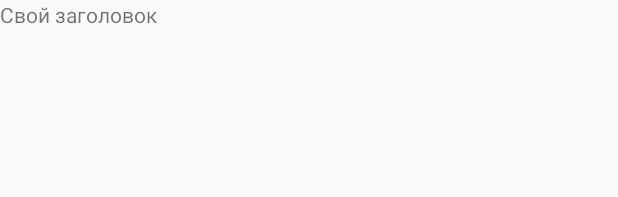
After one commit to YktTolyamba/diplom, an Android app: the layout tab_header.xml on its own in the app's theme, with its tools: preview values and no code run, on a phone screen of 412 x 824 dp. The commit adds this screen. Shown: the top 197 px of the screen. Run offline under Robolectric (Android 15) with nearby library versions, the phone set to English and light mode, and no system bars; network calls fail.

Commit message:
вкладки

```diff
--- a/Metanit/app/src/main/java/com/example/anisi/metanit/Activity/MainActivity.java
+++ b/Metanit/app/src/main/java/com/example/anisi/metanit/Activity/MainActivity.java
@@ -8,6 +8,8 @@ import android.view.View;
 import android.widget.AdapterView;
 import android.widget.ArrayAdapter;
 import android.widget.ListView;
+import android.widget.TabHost;
+import android.widget.Toast;
 
 import com.example.anisi.metanit.Course;
 import com.example.anisi.metanit.CourseTopic;
--- /dev/null
+++ b/Metanit/app/src/main/res/drawable/tab_icon_selector.xml
@@ -0,0 +1,5 @@
+<?xml version="1.0" encoding="utf-8"?>
+<selector xmlns:android="http://schemas.android.com/apk/res/android">
+    <item android:drawable="@android:drawable/star_on" android:state_selected="true"></item>
+    <item android:drawable="@android:drawable/star_off"></item>
+</selector>
--- /dev/null
+++ b/Metanit/app/src/main/res/layout/tab_header.xml
@@ -0,0 +1,12 @@
+<?xml version="1.0" encoding="utf-8"?>
+<LinearLayout
+    xmlns:android="http://schemas.android.com/apk/res/android"
+    android:layout_width="match_parent"
+    android:layout_height="match_parent"
+    android:orientation="vertical">
+    <TextView
+        android:layout_width="wrap_content"
+        android:layout_height="wrap_content"
+        android:text="@string/text_tab_header">
+    </TextView>
+</LinearLayout>
--- a/Metanit/app/src/main/res/values/strings.xml
+++ b/Metanit/app/src/main/res/values/strings.xml
@@ -1,3 +1,4 @@
 <resources>
     <string name="app_name">Диплом</string>
+    <string name="text_tab_header">Свой заголовок</string>
 </resources>
```
Also changed, not shown: Metanit/app/src/main/java/com/example/anisi/metanit/Activity/CourseTopicsActivity.java (+38 -0 lines), Metanit/app/src/main/res/layout/activity_course_topics.xml (+34 -11 lines), Metanit/app/src/main/res/layout/activity_main.xml (+4 -4 lines), 1 other file.
